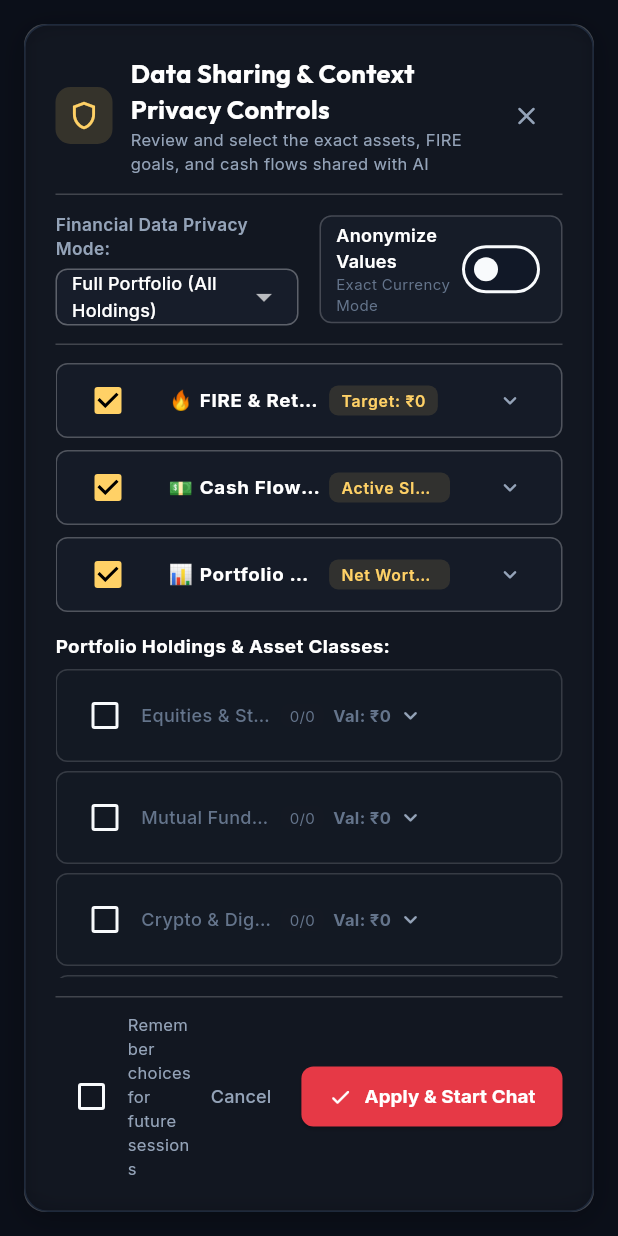
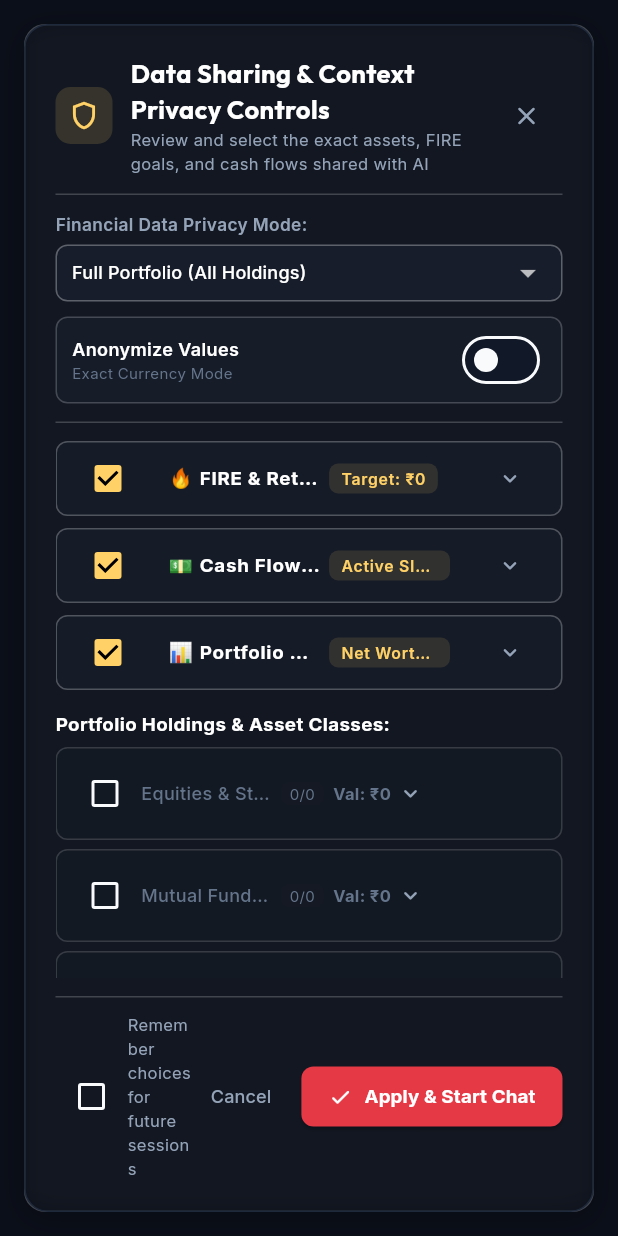
Before and after one commit to dilwarSingh/wealth-analyzer, a Flutter app: the AIDataSharingDialog widget shown alone on an empty page, opened directly with empty values, on a phone screen of 412 x 824 dp. Run offline on Flutter 3.47's test engine with Material 3 defaults, Android fonts, the phone set to English and light mode, and no system bars; our stand-ins replace equatable, fl_chart, flutter_riverpod, google_fonts, hive, hive_flutter; accounts and stored records are empty.

Commit message:
feat(ci,android,ai): add Android release APK to CI, configure Gradle keystore signing with debug fallback, and fix AI Copilot mobile overflows (v1.2.1)

```diff
--- a/packages/ai/lib/src/presentation/views/ai_data_sharing_dialog.dart
+++ b/packages/ai/lib/src/presentation/views/ai_data_sharing_dialog.dart
@@ -325,12 +325,11 @@ class _AIDataSharingDialogState extends ConsumerState<AIDataSharingDialog> {
   Widget _buildTopPrivacyControls(AIThemeData theme) {
     final isPromptOnly = _privacyMode == ContextPrivacyMode.promptOnly;
 
-    return Row(
-      children: [
-        // Privacy Mode Dropdown
-        Expanded(
-          flex: 3,
-          child: Column(
+    return LayoutBuilder(
+      builder: (context, constraints) {
+        final isNarrow = constraints.maxWidth < 460;
+
+        final dropdownWidget = Column(
           crossAxisAlignment: CrossAxisAlignment.start,
           children: [
             Text(
@@ -366,14 +365,9 @@ class _AIDataSharingDialogState extends ConsumerState<AIDataSharingDialog> {
               ),
             ),
           ],
-          ),
-        ),
-        const SizedBox(width: 14),
+        );
 
-        // Anonymize Switch
-        Expanded(
-          flex: 3,
-          child: Container(
+        final anonymizeWidget = Container(
           padding: const EdgeInsets.symmetric(horizontal: 10, vertical: 4),
           decoration: BoxDecoration(
             color: theme.surfaceLightColor.withOpacity(0.3),
@@ -405,9 +399,27 @@ class _AIDataSharingDialogState extends ConsumerState<AIDataSharingDialog> {
               ),
             ],
           ),
-          ),
-        ),
+        );
+
+        if (isNarrow) {
+          return Column(
+            crossAxisAlignment: CrossAxisAlignment.stretch,
+            children: [
+              dropdownWidget,
+              const SizedBox(height: 10),
+              anonymizeWidget,
             ],
+          );
+        }
+
+        return Row(
+          children: [
+            Expanded(flex: 3, child: dropdownWidget),
+            const SizedBox(width: 14),
+            Expanded(flex: 3, child: anonymizeWidget),
+          ],
+        );
+      },
     );
   }
 
--- a/pubspec.yaml
+++ b/pubspec.yaml
@@ -16,7 +16,7 @@ publish_to: 'none' # Remove this line if you wish to publish to pub.dev
 # https://developer.apple.com/library/archive/documentation/General/Reference/InfoPlistKeyReference/Articles/CoreFoundationKeys.html
 # In Windows, build-name is used as the major, minor, and patch parts
 # of the product and file versions while build-number is used as the build suffix.
-version: 1.2.0+1
+version: 1.2.1+1
 
 environment:
   sdk: ^3.13.1
```
Also changed, not shown: packages/ai/lib/src/presentation/views/ai_screen.dart (+57 -33 lines), 5 other files. Lines whose indentation alone changed are shown as unchanged.
